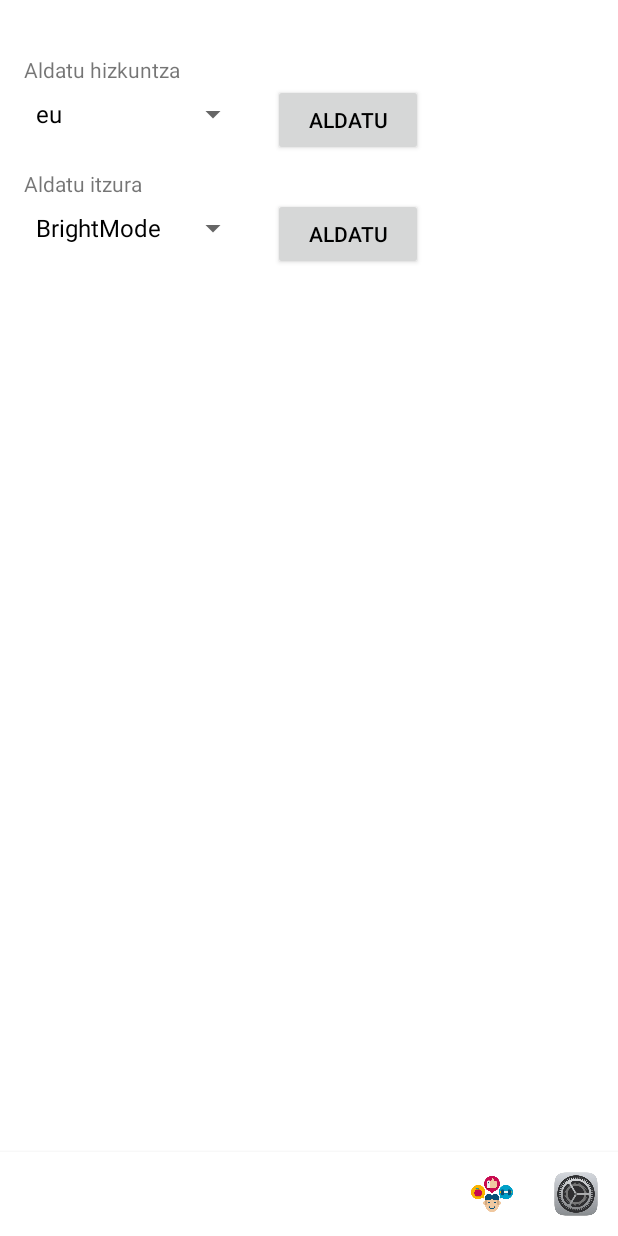
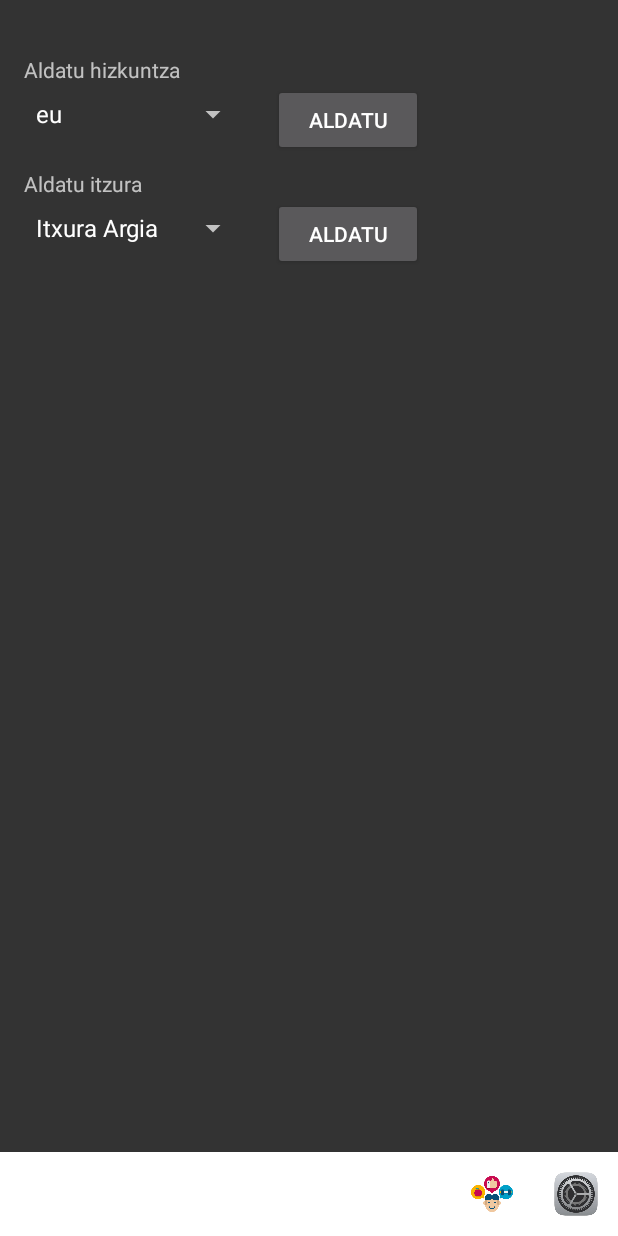
Before and after one commit to un4rch/DAS_proyecto1, an Android app: the SettingsActivity screen opened directly, with no data from a screen before it, on a phone screen of 412 x 824 dp. Run offline under Robolectric (Android 15) with nearby library versions, the phone set to English and light mode, and no system bars.

Commit message:
language strings fixed

```diff
--- a/app/src/main/java/com/example/das_proyecto1/Utils.java
+++ b/app/src/main/java/com/example/das_proyecto1/Utils.java
@@ -76,7 +76,7 @@ public class Utils {
         SharedPreferences sharedPreferences = activity.getSharedPreferences("preferences", Context.MODE_PRIVATE);
         // Obtener el idioma guardado en preferencias, y sino, por defecto.
         String themePref = sharedPreferences.getString("theme", "BrightMode");
-        if (themePref.equals("BrightMode")) {
+        if (themePref.equals("Bright Mode") || themePref.equals("Modo Claro") || themePref.equals("Itxura Argia")) {
             activity.setTheme(R.style.BrightMode);
         } else {
             activity.setTheme(R.style.DarkMode);
--- a/app/src/main/res/layout/dialog_new_habit.xml
+++ b/app/src/main/res/layout/dialog_new_habit.xml
@@ -10,7 +10,7 @@
         android:layout_width="match_parent"
         android:layout_height="wrap_content"
         android:layout_marginTop="32dp"
-        android:hint="Enter habit name"
+        android:hint="@string/dialog_text_placeholder"
         app:layout_constraintTop_toBottomOf="@+id/textView"
         tools:layout_editor_absoluteX="0dp" />
 
--- a/app/src/main/res/values/strings.xml
+++ b/app/src/main/res/values/strings.xml
@@ -23,6 +23,7 @@
     <string name="title_delete_habit" translatable="false">Ohitura jakinarazpena</string>
     <string name="dialog_text" translatable="false">Ohitura izena</string>
     <string name="dialog_date" translatable="false">Ohitura data</string>
+    <string name="dialog_text_placeholder" translatable="false">Sartu ohitura izena</string>
     <string-array name="language_spinner_options">
         <item>eu</item>
         <item>es</item>
@@ -30,8 +31,8 @@
         <!-- Add more items as needed -->
     </string-array>
     <string-array name="theme_spinner_options">
-        <item>BrightMode</item>
-        <item>DarkMode</item>
+        <item>Itxura Argia</item>
+        <item>Itxura Iluna</item>
         <!-- Add more items as needed -->
     </string-array>
 </resources>
```
Also changed, not shown: 3 other files.
